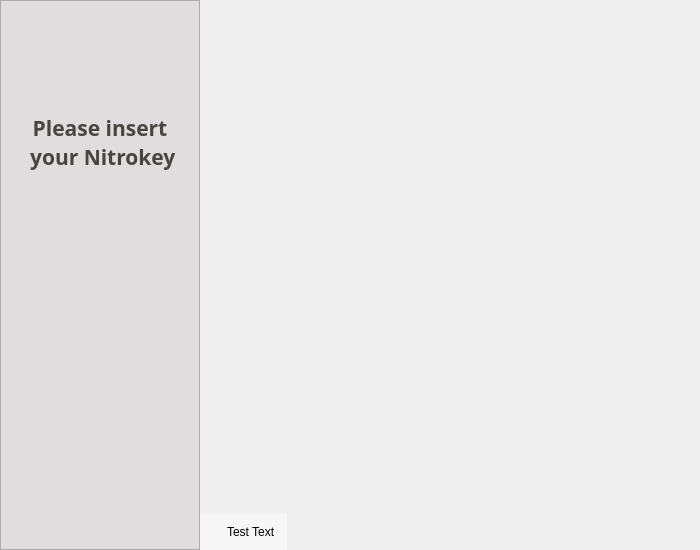
Above: nitrokeyapp/ui/mainwindow.ui from Nitrokey/nitrokey-app2 before the change. Below: the same form after it.
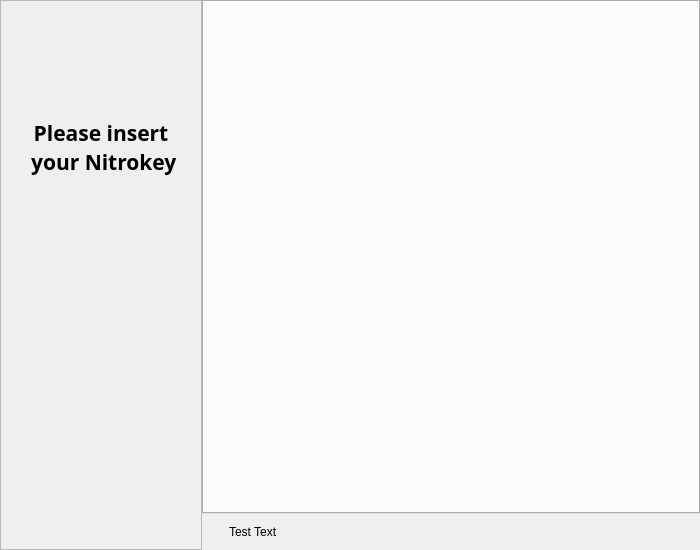
That is the form after the change. Icons and pictures are not drawn.

Commit message:
make nk3 button scalable
and center the messageboxes accordingly

set vertical bar size fixed

What changed in the file:
```diff
--- a/nitrokeyapp/ui/mainwindow.ui
+++ b/nitrokeyapp/ui/mainwindow.ui
@@ -102,16 +102,7 @@
        <bool>false</bool>
       </property>
       <property name="styleSheet">
-       <string notr="true">QTabWidget::pane {             
-            border-width: 0px;  
-}  
-QTabBar::tab {
-  padding: 8px;
-} 
-QTabBar::tab:selected{
-	border-bottom: 1px solid darkgrey; 
-	color: #474642;
-}</string>
+       <string notr="true"/>
       </property>
       <property name="inputMethodHints">
        <set>Qt::ImhNone</set>
@@ -145,7 +136,7 @@
       </property>
      </widget>
     </item>
-    <item row="1" column="1">
+    <item row="1" column="1" alignment="Qt::AlignLeft">
      <widget class="QFrame" name="information_frame">
       <property name="sizePolicy">
        <sizepolicy hsizetype="Expanding" vsizetype="Preferred">
@@ -154,8 +145,7 @@
        </sizepolicy>
       </property>
       <property name="styleSheet">
-       <string notr="true">
-background-color: #f7f7f7;</string>
+       <string notr="true"/>
       </property>
       <property name="frameShape">
        <enum>QFrame::NoFrame</enum>
@@ -214,19 +204,6 @@
       </layout>
      </widget>
     </item>
-    <item row="1" column="2">
-     <spacer name="horizontalSpacer_3">
-      <property name="orientation">
-       <enum>Qt::Horizontal</enum>
-      </property>
-      <property name="sizeHint" stdset="0">
-       <size>
-        <width>40</width>
-        <height>20</height>
-       </size>
-      </property>
-     </spacer>
-    </item>
     <item row="0" column="0" rowspan="2">
      <widget class="QFrame" name="vertical_navigation">
       <property name="sizePolicy">
@@ -242,7 +219,7 @@
        </size>
       </property>
       <property name="styleSheet">
-       <string notr="true">background-color: #dfdddd;</string>
+       <string notr="true"/>
       </property>
       <property name="frameShape">
        <enum>QFrame::StyledPanel</enum>
@@ -250,70 +227,20 @@
       <property name="frameShadow">
        <enum>QFrame::Raised</enum>
       </property>
-      <layout class="QGridLayout" name="gridLayout_14">
-       <property name="leftMargin">
-        <number>6</number>
-       </property>
-       <property name="topMargin">
-        <number>6</number>
-       </property>
-       <property name="rightMargin">
-        <number>6</number>
-       </property>
-       <property name="bottomMargin">
-        <number>6</number>
-       </property>
-       <property name="spacing">
-        <number>6</number>
-       </property>
-       <item row="0" column="1" colspan="3">
-        <widget class="QLabel" name="label_8">
-         <property name="sizePolicy">
-          <sizepolicy hsizetype="Fixed" vsizetype="Fixed">
-           <horstretch>0</horstretch>
-           <verstretch>0</verstretch>
-          </sizepolicy>
-         </property>
-         <property name="minimumSize">
-          <size>
-           <width>100</width>
-           <height>100</height>
-          </size>
-         </property>
-         <property name="maximumSize">
-          <size>
-           <width>50</width>
-           <height>100</height>
-          </size>
-         </property>
-         <property name="layoutDirection">
-          <enum>Qt::LeftToRight</enum>
-         </property>
-         <property name="lineWidth">
-          <number>1</number>
-         </property>
-         <property name="text">
-          <string/>
-         </property>
-         <property name="pixmap">
-          <pixmap resource="resources.qrc">:/images/icon/nitrokey-app-icon-vector.svg</pixmap>
-         </property>
-         <property name="scaledContents">
-          <bool>true</bool>
-         </property>
-         <property name="alignment">
-          <set>Qt::AlignJustify|Qt::AlignVCenter</set>
-         </property>
-        </widget>
-       </item>
-       <item row="3" column="2">
-        <widget class="QPushButton" name="btn_settings">
+      <layout class="QGridLayout" name="gridLayout">
+       <item row="4" column="0">
+        <widget class="QPushButton" name="btn_about">
          <property name="sizePolicy">
           <sizepolicy hsizetype="Preferred" vsizetype="Fixed">
            <horstretch>0</horstretch>
            <verstretch>0</verstretch>
           </sizepolicy>
          </property>
+         <property name="font">
+          <font>
+           <stylestrategy>PreferDefault</stylestrategy>
+          </font>
+         </property>
          <property name="styleSheet">
           <string notr="true">QPushButton {
 	border: none;
@@ -332,130 +259,23 @@
            <height>30</height>
           </size>
          </property>
-        </widget>
-       </item>
-       <item row="2" column="0" colspan="4">
-        <widget class="QScrollArea" name="Nitrokeys">
-         <property name="styleSheet">
-          <string notr="true">border: 0px;</string>
+         <property name="flat">
+          <bool>false</bool>
          </property>
-         <property name="frameShape">
-          <enum>QFrame::NoFrame</enum>
-         </property>
-         <property name="frameShadow">
-          <enum>QFrame::Plain</enum>
-         </property>
-         <property name="lineWidth">
-          <number>0</number>
-         </property>
-         <property name="horizontalScrollBarPolicy">
-          <enum>Qt::ScrollBarAlwaysOff</enum>
-         </property>
-         <property name="widgetResizable">
-          <bool>true</bool>
-         </property>
-         <property name="alignment">
-          <set>Qt::AlignLeading|Qt::AlignLeft|Qt::AlignTop</set>
-         </property>
-         <widget class="QWidget" name="nitrokeysWidget">
-          <property name="geometry">
-           <rect>
-            <x>0</x>
-            <y>0</y>
-            <width>186</width>
-            <height>336</height>
-           </rect>
-          </property>
-          <layout class="QVBoxLayout" name="verticalLayout_9">
-           <property name="spacing">
-            <number>0</number>
-           </property>
-           <property name="leftMargin">
-            <number>0</number>
-           </property>
-           <property name="topMargin">
-            <number>0</number>
-           </property>
-           <property name="rightMargin">
-            <number>0</number>
-           </property>
-           <property name="bottomMargin">
-            <number>0</number>
-           </property>
-           <item>
-            <widget class="QWidget" name="nitrokeysButtonWidget" native="true">
-             <layout class="QVBoxLayout" name="nitrokeyButtonsLayout">
-              <property name="spacing">
-               <number>0</number>
-              </property>
-              <property name="leftMargin">
-               <number>0</number>
-              </property>
-              <property name="topMargin">
-               <number>0</number>
-              </property>
-              <property name="rightMargin">
-               <number>0</number>
-              </property>
-              <property name="bottomMargin">
-               <number>0</number>
-              </property>
-             </layout>
-            </widget>
-           </item>
-           <item>
-            <spacer name="verticalSpacer">
-             <property name="orientation">
-              <enum>Qt::Vertical</enum>
-             </property>
-             <property name="sizeHint" stdset="0">
-              <size>
-               <width>20</width>
-               <height>40</height>
-              </size>
-             </property>
-            </spacer>
-           </item>
-          </layout>
-         </widget>
         </widget>
        </item>
        <item row="3" column="1">
-        <widget class="QPushButton" name="btn_dial_help">
-         <property name="sizePolicy">
-          <sizepolicy hsizetype="Preferred" vsizetype="Fixed">
-           <horstretch>0</horstretch>
-           <verstretch>0</verstretch>
-          </sizepolicy>
+        <spacer name="verticalSpacer">
+         <property name="orientation">
+          <enum>Qt::Vertical</enum>
          </property>
-         <property name="cursor">
-          <cursorShape>ArrowCursor</cursorShape>
-         </property>
-         <property name="mouseTracking">
-          <bool>false</bool>
-         </property>
-         <property name="styleSheet">
-          <string notr="true">QPushButton {
-	border: none;
-	} </string>
-         </property>
-         <property name="text">
-          <string/>
-         </property>
-         <property name="icon">
-          <iconset resource="resources.qrc">
-           <normaloff>:/images/icon/help_darkgrey_material.svg</normaloff>:/images/icon/help_darkgrey_material.svg</iconset>
-         </property>
-         <property name="iconSize">
+         <property name="sizeHint" stdset="0">
           <size>
-           <width>30</width>
-           <height>30</height>
+           <width>20</width>
+           <height>40</height>
           </size>
          </property>
-         <property name="flat">
-          <bool>false</bool>
-         </property>
-        </widget>
+        </spacer>
        </item>
        <item row="1" column="0" colspan="4">
         <widget class="QLabel" name="label_insert_Nitrokey">
@@ -468,7 +288,7 @@
           </font>
          </property>
          <property name="styleSheet">
-          <string notr="true">color:#474642</string>
+          <string notr="true"/>
          </property>
          <property name="text">
           <string>Please insert
@@ -479,19 +299,38 @@
          </property>
         </widget>
        </item>
-       <item row="3" column="0">
-        <widget class="QPushButton" name="btn_about">
+       <item row="2" column="0" colspan="4">
+        <widget class="QWidget" name="nitrokeysButtonWidget" native="true">
+         <property name="styleSheet">
+          <string notr="true">border:0;</string>
+         </property>
+         <layout class="QVBoxLayout" name="nitrokeyButtonsLayout">
+          <property name="spacing">
+           <number>0</number>
+          </property>
+          <property name="leftMargin">
+           <number>0</number>
+          </property>
+          <property name="topMargin">
+           <number>0</number>
+          </property>
+          <property name="rightMargin">
+           <number>0</number>
+          </property>
+          <property name="bottomMargin">
+           <number>0</number>
+          </property>
+         </layout>
+        </widget>
+       </item>
+       <item row="4" column="2">
+        <widget class="QPushButton" name="btn_settings">
          <property name="sizePolicy">
           <sizepolicy hsizetype="Preferred" vsizetype="Fixed">
            <horstretch>0</horstretch>
            <verstretch>0</verstretch>
           </sizepolicy>
          </property>
-         <property name="font">
-          <font>
-           <stylestrategy>PreferDefault</stylestrategy>
-          </font>
-         </property>
          <property name="styleSheet">
           <string notr="true">QPushButton {
 	border: none;
@@ -510,12 +349,9 @@
            <height>30</height>
           </size>
          </property>
-         <property name="flat">
-          <bool>false</bool>
-         </property>
         </widget>
        </item>
-       <item row="3" column="3">
+       <item row="4" column="3">
         <widget class="QPushButton" name="btn_dial_lock">
          <property name="sizePolicy">
           <sizepolicy hsizetype="Preferred" vsizetype="Fixed">
@@ -546,6 +382,83 @@
          </property>
         </widget>
        </item>
+       <item row="4" column="1">
+        <widget class="QPushButton" name="btn_dial_help">
+         <property name="sizePolicy">
+          <sizepolicy hsizetype="Preferred" vsizetype="Fixed">
+           <horstretch>0</horstretch>
+           <verstretch>0</verstretch>
+          </sizepolicy>
+         </property>
+         <property name="cursor">
+          <cursorShape>ArrowCursor</cursorShape>
+         </property>
+         <property name="mouseTracking">
+          <bool>false</bool>
+         </property>
+         <property name="styleSheet">
+          <string notr="true">QPushButton {
+	border: none;
+	} </string>
+         </property>
+         <property name="text">
+          <string/>
+         </property>
+         <property name="icon">
+          <iconset resource="resources.qrc">
+           <normaloff>:/images/icon/help_darkgrey_material.svg</normaloff>:/images/icon/help_darkgrey_material.svg</iconset>
+         </property>
+         <property name="iconSize">
+          <size>
+           <width>30</width>
+           <height>30</height>
+          </size>
+         </property>
+         <property name="flat">
+          <bool>false</bool>
+         </property>
+        </widget>
+       </item>
+       <item row="0" column="1" colspan="2" alignment="Qt::AlignHCenter">
+        <widget class="QLabel" name="label_8">
+         <property name="sizePolicy">
+          <sizepolicy hsizetype="Fixed" vsizetype="Fixed">
+           <horstretch>0</horstretch>
+           <verstretch>0</verstretch>
+          </sizepolicy>
+         </property>
+         <property name="minimumSize">
+          <size>
+           <width>100</width>
+           <height>100</height>
+          </size>
+         </property>
+         <property name="maximumSize">
+          <size>
+           <width>50</width>
+           <height>100</height>
+          </size>
+         </property>
+         <property name="layoutDirection">
+          <enum>Qt::LeftToRight</enum>
+         </property>
+         <property name="lineWidth">
+          <number>1</number>
+         </property>
+         <property name="text">
+          <string/>
+         </property>
+         <property name="pixmap">
+          <pixmap resource="resources.qrc">:/images/icon/nitrokey-app-icon-vector.svg</pixmap>
+         </property>
+         <property name="scaledContents">
+          <bool>true</bool>
+         </property>
+         <property name="alignment">
+          <set>Qt::AlignJustify|Qt::AlignVCenter</set>
+         </property>
+        </widget>
+       </item>
       </layout>
      </widget>
     </item>
```
Left out of the diff: 5 changed lines with no effect on the pictures. The commit also changes 6 other files.
